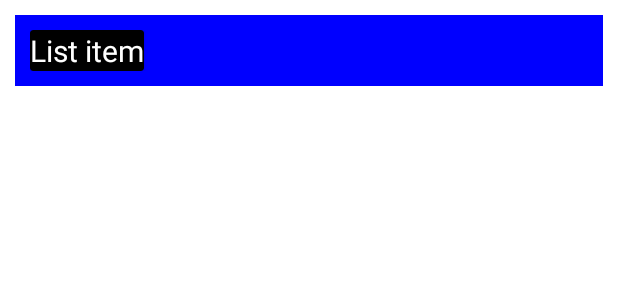
After one commit to kbrakendirci/MLRecipeRecommendApp, an Android app: the layout recommend_item_list.xml on its own in the app's theme, with its tools: preview values and no code run, on a phone screen of 412 x 824 dp. The commit adds this screen. Shown: the top 300 px of the screen. Run offline under Robolectric (Android 15) with nearby library versions, the phone set to English and light mode, and no system bars.

Commit message:
Recommend System

```diff
--- /dev/null
+++ b/app/src/main/res/layout/recommend_item_list.xml
@@ -0,0 +1,29 @@
+<?xml version="1.0" encoding="utf-8"?>
+<LinearLayout xmlns:android="http://schemas.android.com/apk/res/android"
+    xmlns:app="http://schemas.android.com/apk/res-auto"
+    android:orientation="vertical"
+    android:layout_width="match_parent"
+    android:layout_height="wrap_content"
+    android:layout_margin="10dp"
+    android:background="#0000FF"
+    android:padding="10dp">
+<androidx.cardview.widget.CardView
+    android:layout_width="wrap_content"
+    android:layout_height="wrap_content"
+    app:cardBackgroundColor="@color/black">
+
+
+
+    <TextView
+        android:id="@+id/tv_label"
+        android:layout_width="match_parent"
+        android:layout_height="wrap_content"
+        android:text="List item"
+        android:textColor="#fff"
+        android:textSize="20sp"></TextView>
+<ImageView
+    android:id="@+id/tv_img"
+    android:layout_width="wrap_content"
+    android:layout_height="wrap_content"/>
+</androidx.cardview.widget.CardView>
+</LinearLayout>
```
Also changed, not shown: app/build.gradle (+19 -0 lines), app/src/main/java/com/kotlinproject/modernfoodrecipesapp/ui/fragments/favorite/FavoriteRecipesFragment.kt (+85 -33 lines), app/src/main/java/com/kotlinproject/modernfoodrecipesapp/ui/fragments/favorite/Food.kt (added, +7 -0 lines), app/src/main/java/com/kotlinproject/modernfoodrecipesapp/ui/fragments/favorite/customadapter.kt (added, +45 -0 lines), app/src/main/res/layout/fragment_favorite_recipes.xml (+42 -3 lines), 1 other file.
